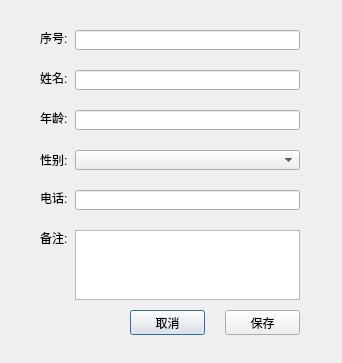
The window that MyPyQt5LearnExamples/TableUiOpt/InfoDlg.ui (blastLittleTiger/PythonModuleNotes) describes before a commit, drawn with Qt 5.
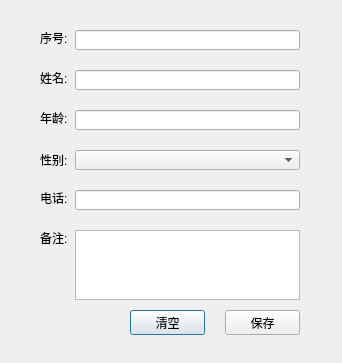
The same window after the commit. Icons and pictures are not drawn.

Patch:
```diff
--- a/MyPyQt5LearnExamples/TableUiOpt/InfoDlg.ui
+++ b/MyPyQt5LearnExamples/TableUiOpt/InfoDlg.ui
@@ -27,7 +27,7 @@
     </rect>
    </property>
    <property name="text">
-    <string>取消</string>
+    <string>清空</string>
    </property>
   </widget>
   <widget class="QPushButton" name="pushBtnOkay">
```
